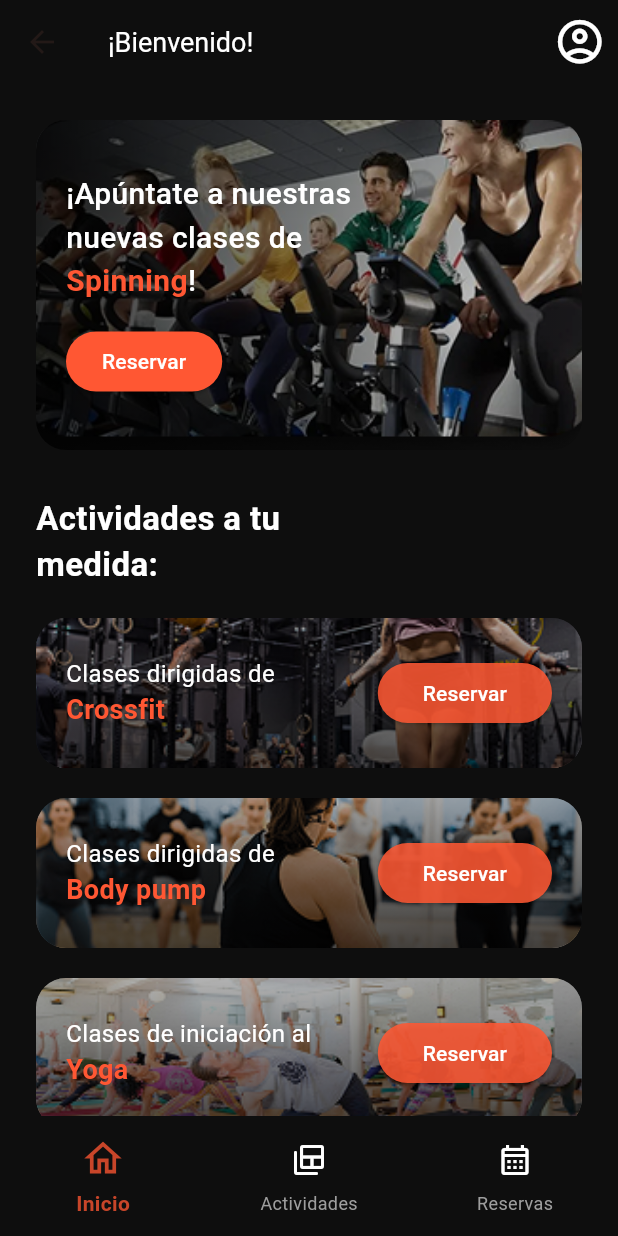
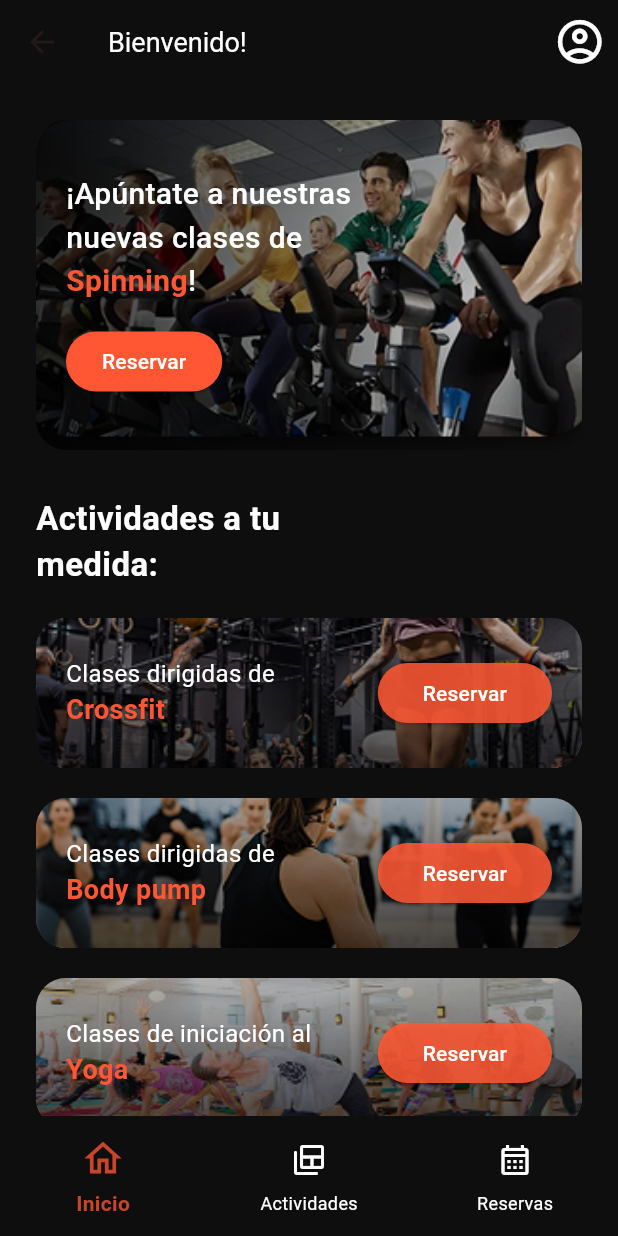
Before and after one commit to jperezz-dev/FitLogAPP, a Flutter app: the Navegacion screen opened directly, on a phone screen of 412 x 824 dp. Run offline on Flutter 3.47's test engine with Material 3 defaults, Android fonts, the phone set to English and light mode, and no system bars; our stand-ins replace flutter_svg.

Commit message:
Perfil
- Creación básica de la vista de perfil
- Navegación adaptada a perfil

```diff
--- a/cliente/lib/views/navegacion.dart
+++ b/cliente/lib/views/navegacion.dart
@@ -2,6 +2,7 @@ import 'package:flutter/material.dart';
 import 'package:fitlog_app/views/inicio.dart';
 import 'package:fitlog_app/views/actividades.dart';
 import 'package:fitlog_app/views/reservas.dart';
+import 'package:fitlog_app/views/perfil.dart';
 
 class Navegacion extends StatefulWidget {
   const Navegacion({super.key});
@@ -18,10 +19,14 @@ class _NavegacionState extends State<Navegacion> {
     const Inicio(),
     const Actividades(),
     const Reservas(),
+    const Perfil(),
   ];
 
   @override
   Widget build(BuildContext context) {
+    bool esPerfil =
+        paginaActual == 3; // Booleando para saber si estamos en el perfil
+
     return Scaffold(
       backgroundColor: const Color(0xFF0E0E0E),
 
@@ -29,21 +34,27 @@ class _NavegacionState extends State<Navegacion> {
       appBar: AppBar(
         title: Text(
           paginaActual == 0
-              ? '¡Bienvenido!'
+              ? 'Bienvenido!'
               : paginaActual == 1
               ? 'Actividades'
-              : 'Mis Reservas',
+              : paginaActual == 2
+              ? 'Mis reservas'
+              : 'Mi Perfil',
           style: const TextStyle(color: Colors.white, fontSize: 18),
         ),
         backgroundColor: const Color(0xFF0E0E0E),
         actions: [
           IconButton(
-            icon: const Icon(
+            icon: Icon(
               Icons.account_circle_outlined,
-              color: Colors.white,
+              color: esPerfil
+                  ? const Color(0xF8CD472A)
+                  : Colors.white, // Color resaltado al estar en perfil
               size: 35,
             ),
-            onPressed: () => print("Perfil"),
+            onPressed: () => setState(() {
+              paginaActual = 3;
+            }),
           ),
         ],
       ),
@@ -56,6 +67,13 @@ class _NavegacionState extends State<Navegacion> {
         data: NavigationBarThemeData(
           // Estilo del texto (Label) según el estado
           labelTextStyle: WidgetStateProperty.resolveWith((states) {
+            if (paginaActual == 3) {
+              return const TextStyle(
+                color: Colors.white,
+                fontSize: 12
+              );
+            } // En el indice 3 todos los textos blancos
+
             if (states.contains(WidgetState.selected)) {
               return const TextStyle(
                 color: Color(0xF8CD472A),
@@ -63,10 +81,17 @@ class _NavegacionState extends State<Navegacion> {
                 fontWeight: FontWeight.bold,
               );
             }
-            return const TextStyle(color: Colors.grey, fontSize: 12);
+            return const TextStyle(color: Colors.white, fontSize: 12);
           }),
           // Estilo de los iconos según el estado
           iconTheme: WidgetStateProperty.resolveWith((states) {
+            if (paginaActual == 3) {
+              return const IconThemeData(
+                size: 24,
+                color: Colors.white,
+              ); // En el indice 3 todos los iconos blancos
+            }
+
             if (states.contains(WidgetState.selected)) {
               return const IconThemeData(size: 30, color: Color(0xF8CD472A));
             }
@@ -74,7 +99,7 @@ class _NavegacionState extends State<Navegacion> {
           }),
         ),
         child: NavigationBar(
-          selectedIndex: paginaActual,
+          selectedIndex: paginaActual > 2 ? 0 : paginaActual,
           onDestinationSelected: (int index) {
             setState(() {
               paginaActual = index;
```
Also changed, not shown: cliente/lib/views/perfil.dart (added, +69 -0 lines).
